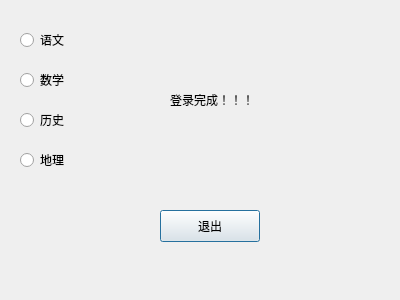
This is logindialog.ui in littleZhangqq/qtprject as Qt 5 draws it before an edit. The edited form follows.
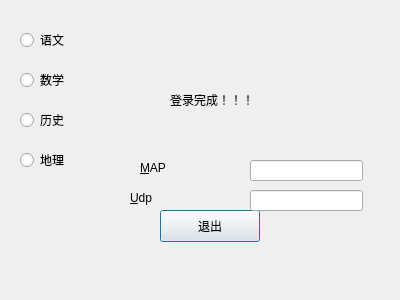
This is the edited form.

Diff of the .ui file:
```diff
--- a/logindialog.ui
+++ b/logindialog.ui
@@ -103,6 +103,58 @@
     <string>地理</string>
    </property>
   </widget>
+  <widget class="QLabel" name="label_2">
+   <property name="geometry">
+    <rect>
+     <x>140</x>
+     <y>160</y>
+     <width>58</width>
+     <height>16</height>
+    </rect>
+   </property>
+   <property name="text">
+    <string>&amp;MAP</string>
+   </property>
+   <property name="buddy">
+    <cstring>lineEdit</cstring>
+   </property>
+  </widget>
+  <widget class="QLineEdit" name="lineEdit">
+   <property name="geometry">
+    <rect>
+     <x>250</x>
+     <y>160</y>
+     <width>113</width>
+     <height>21</height>
+    </rect>
+   </property>
+  </widget>
+  <widget class="QLabel" name="label_3">
+   <property name="geometry">
+    <rect>
+     <x>130</x>
+     <y>190</y>
+     <width>58</width>
+     <height>16</height>
+    </rect>
+   </property>
+   <property name="text">
+    <string>&amp;Udp</string>
+   </property>
+   <property name="buddy">
+    <cstring>lineEdit_2</cstring>
+   </property>
+  </widget>
+  <widget class="QLineEdit" name="lineEdit_2">
+   <property name="geometry">
+    <rect>
+     <x>250</x>
+     <y>190</y>
+     <width>113</width>
+     <height>21</height>
+    </rect>
+   </property>
+  </widget>
  </widget>
  <resources/>
  <connections>
```
